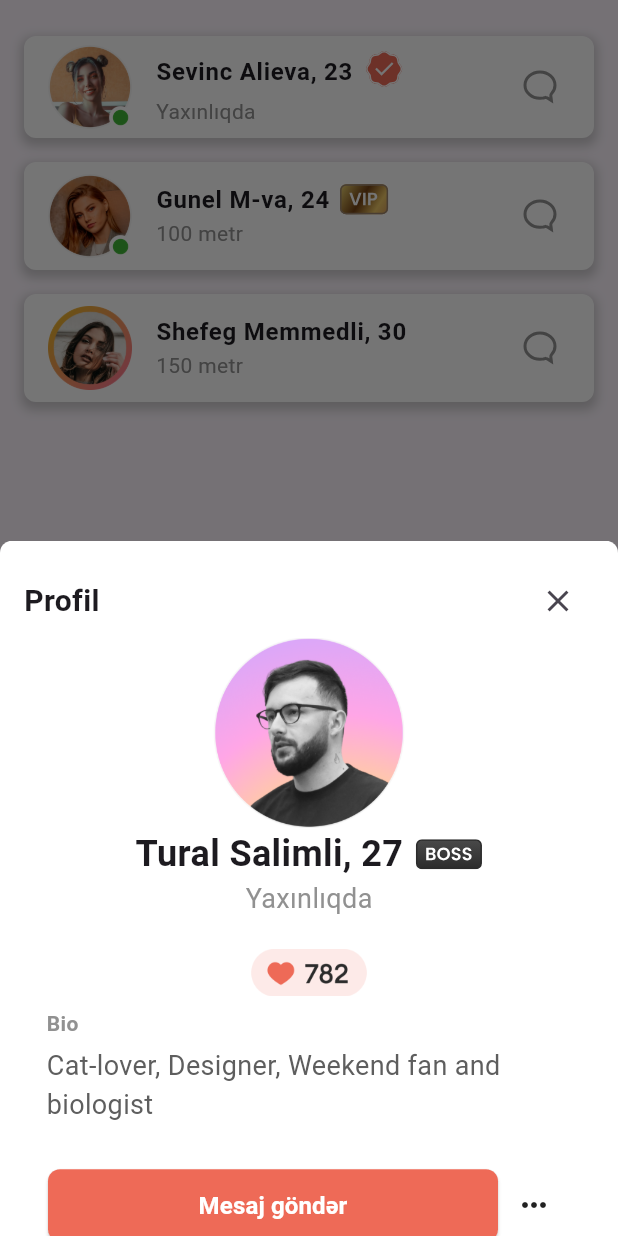
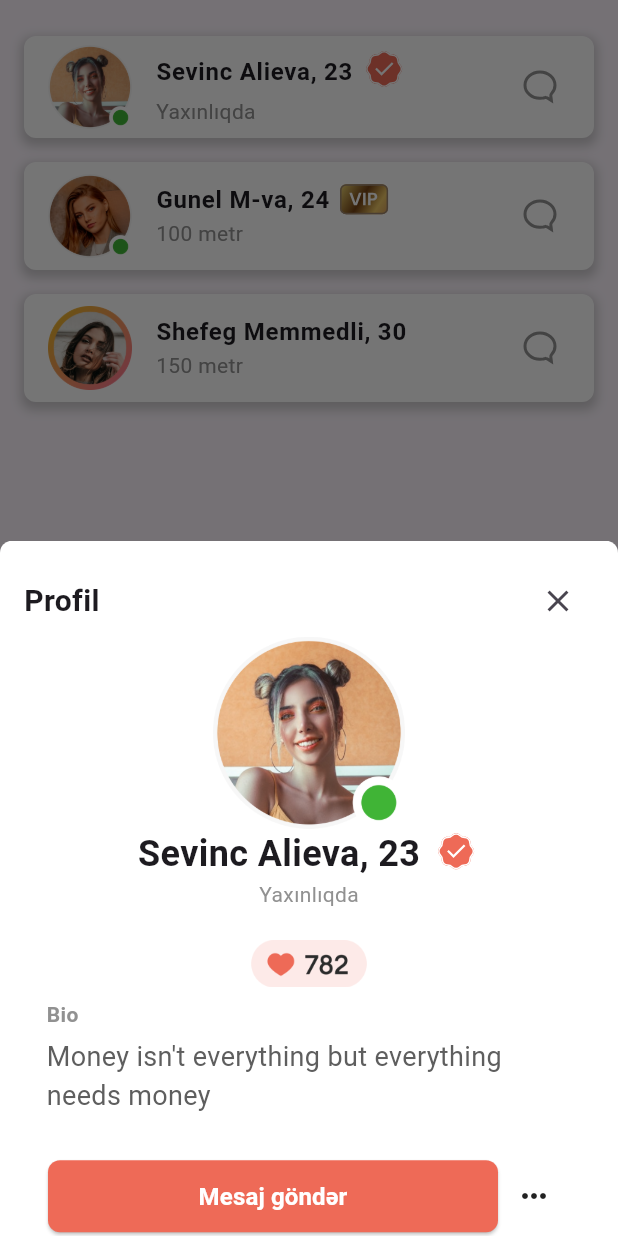
Before and after one commit to Kanan302/profile-activities-app, a Flutter app: the screen it shows after launch, after a tap on an icon or button, on a phone screen of 412 x 824 dp. Run offline on Flutter 3.47's test engine with Material 3 defaults, Android fonts, the phone set to English and light mode, and no system bars; our stand-ins replace flutter_svg.

Commit message:
task is ready

```diff
--- a/lib/core/popups.dart
+++ b/lib/core/popups.dart
@@ -261,7 +261,8 @@ class Popup {
                         height: 48,
                         child: ElevatedButton(
                           onPressed: () {
-                            // Gönderme işlemleri
+                            Navigator.of(context).pop();
+                            Cards.showComplaintModal(context);
                           },
                           style: ElevatedButton.styleFrom(
                             shape: RoundedRectangleBorder(
--- a/lib/screens/profile.dart
+++ b/lib/core/profile.dart
@@ -2,8 +2,9 @@ import 'package:flutter/material.dart';
 import 'package:flutter_svg/flutter_svg.dart';
 import 'package:task/core/popups.dart';
 
-class ProfilePopup {
-  static void show(BuildContext context, List<String>? reasons) {
+class ProfileInfo {
+  static void show(BuildContext context, List<String>? reasons,
+      List<Map<String, dynamic>> data, int index) {
     showModalBottomSheet(
       context: context,
       backgroundColor: Colors.transparent,
@@ -43,15 +44,15 @@ class ProfilePopup {
                 SizedBox(
                   width: 128,
                   height: 128,
-                  child: Image.asset('assets/images/png/tural-photo.png'),
+                  child: Image.asset(data[index]['profile_img']),
                 ),
                 Row(
                   mainAxisAlignment: MainAxisAlignment.center,
                   crossAxisAlignment: CrossAxisAlignment.center,
                   children: [
-                    const Text(
-                      'Tural Salimli, 27',
-                      style: TextStyle(
+                    Text(
+                      "${data[index]['name']}, ${data[index]['age']}",
+                      style: const TextStyle(
                         fontSize: 24,
                         fontWeight: FontWeight.bold,
                       ),
@@ -59,12 +60,14 @@ class ProfilePopup {
                     const SizedBox(
                       width: 8,
                     ),
-                    SvgPicture.asset('assets/images/svg/boss.svg'),
+                    if (data[index]['badge'] != null &&
+                        data[index]['badge'] != '')
+                      SvgPicture.asset(data[index]['badge'])
                   ],
                 ),
-                const Text(
-                  "Yaxınlıqda",
-                  style: TextStyle(color: Color(0xFF919191), fontSize: 18),
+                Text(
+                  data[index]['status'] ?? '',
+                  style: const TextStyle(color: Color(0xFF919191)),
                 ),
                 const SizedBox(
                   height: 20,
@@ -75,10 +78,10 @@ class ProfilePopup {
                   child: Image.asset('assets/images/png/likebutton.png'),
                 ),
                 const SizedBox(height: 8),
-                const Column(
+                Column(
                   crossAxisAlignment: CrossAxisAlignment.start,
                   children: [
-                    Text(
+                    const Text(
                       'Bio',
                       style: TextStyle(
                         color: Color(0XFF919191),
@@ -86,14 +89,14 @@ class ProfilePopup {
                         fontWeight: FontWeight.bold,
                       ),
                     ),
-                    SizedBox(
+                    const SizedBox(
                       height: 5,
                     ),
                     SizedBox(
                       width: 350,
                       child: Text(
-                        "Cat-lover, Designer, Weekend fan and biologist",
-                        style: TextStyle(
+                        data[index]['bio_text'],
+                        style: const TextStyle(
                           color: Color(0xFF5E5E5E),
                           fontSize: 18,
                         ),
--- a/lib/screens/home.dart
+++ b/lib/screens/home.dart
@@ -2,7 +2,7 @@ import 'package:flutter/material.dart';
 import 'package:flutter/services.dart';
 import 'dart:convert';
 import 'package:flutter_svg/flutter_svg.dart';
-import 'profile.dart';
+import '../core/profile.dart';
 
 class HomePage extends StatefulWidget {
   const HomePage({Key? key}) : super(key: key);
@@ -12,7 +12,7 @@ class HomePage extends StatefulWidget {
 }
 
 class _HomePageState extends State<HomePage> {
-  List<Map<String, dynamic>>? _data;
+  List<Map<String, dynamic>>? data;
   List<String>? reasons;
 
   final GlobalKey<ScaffoldState> _scaffoldKey = GlobalKey<ScaffoldState>();
@@ -22,11 +22,11 @@ class _HomePageState extends State<HomePage> {
       String jsonData = await rootBundle.loadString('assets/data/data.json');
       Map<String, dynamic> parsedData = json.decode(jsonData);
       setState(() {
-        _data = List<Map<String, dynamic>>.from(parsedData['users']);
+        data = List<Map<String, dynamic>>.from(parsedData['users']);
         reasons = List<String>.from(parsedData['reasons']);
       });
     } catch (e) {
-      Exception("Error loading data: ${e.toString()}");
+      print("Error loading data: ${e.toString()}"); // Print error message
     }
   }
 
@@ -41,16 +41,16 @@ class _HomePageState extends State<HomePage> {
     return Scaffold(
       key: _scaffoldKey,
       body: SafeArea(
-        child: _data == null
+        child: data == null
             ? const Center(child: CircularProgressIndicator())
             : Padding(
                 padding: const EdgeInsets.only(top: 16.0),
                 child: ListView.builder(
-                  itemCount: _data!.length,
+                  itemCount: data!.length,
                   itemBuilder: (context, index) {
                     return GestureDetector(
                       onTap: () {
-                        ProfilePopup.show(context, reasons);
+                        ProfileInfo.show(context, reasons, data!, index); // Pass data and index to ProfileInfo.show
                       },
                       child: Padding(
                         padding: const EdgeInsets.only(left: 16.0, right: 16.0),
@@ -69,11 +69,11 @@ class _HomePageState extends State<HomePage> {
                             ],
                           ),
                           child: ListTile(
-                            leading: Image.asset(_data![index]['profile_img']),
+                            leading: Image.asset(data![index]['profile_img']),
                             title: Row(
                               children: [
                                 Text(
-                                  "${_data![index]['name']}, ${_data![index]['age']}",
+                                  "${data![index]['name']}, ${data![index]['age']}",
                                   style: const TextStyle(
                                     fontWeight: FontWeight.w600,
                                   ),
@@ -81,13 +81,13 @@ class _HomePageState extends State<HomePage> {
                                 const SizedBox(
                                   width: 5,
                                 ),
-                                if (_data![index]['badge'] != null &&
-                                    _data![index]['badge'] != '')
-                                  SvgPicture.asset(_data![index]['badge'])
+                                if (data![index]['badge'] != null &&
+                                    data![index]['badge'] != '')
+                                  SvgPicture.asset(data![index]['badge'])
                               ],
                             ),
                             subtitle: Text(
-                              _data![index]['status'] ?? '',
+                              data![index]['status'] ?? '',
                               style: const TextStyle(color: Color(0xFF919191)),
                             ),
                             trailing: SvgPicture.asset(
```
Also changed, not shown: assets/data/data.json (+3 -4 lines), lib/core/cards.dart (+47 -31 lines).
